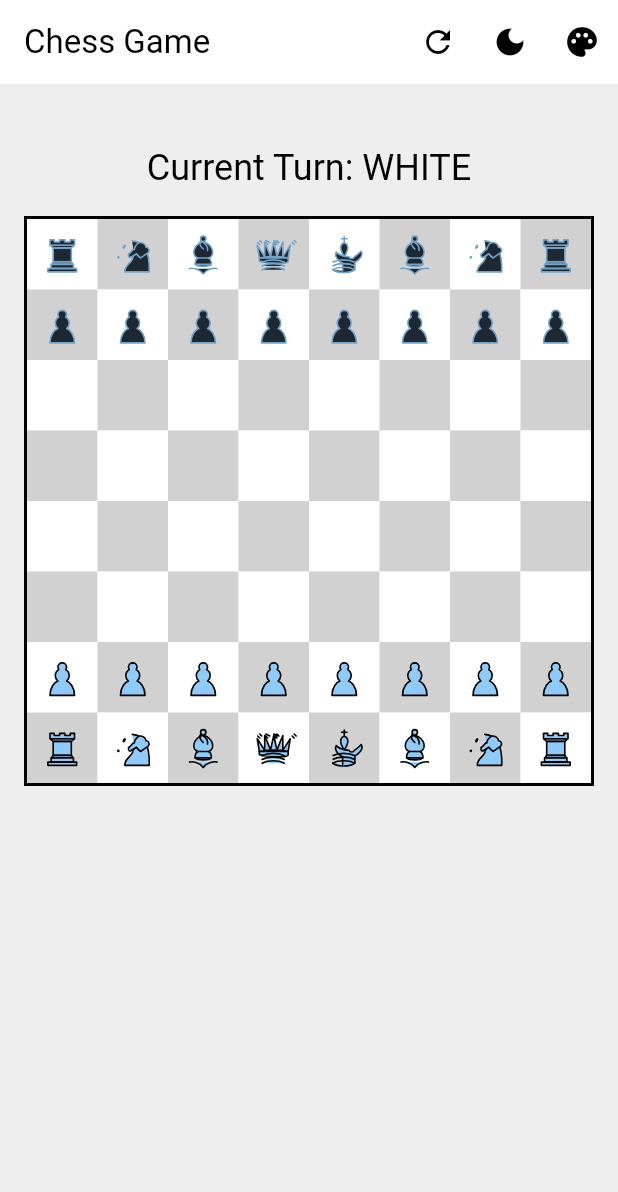
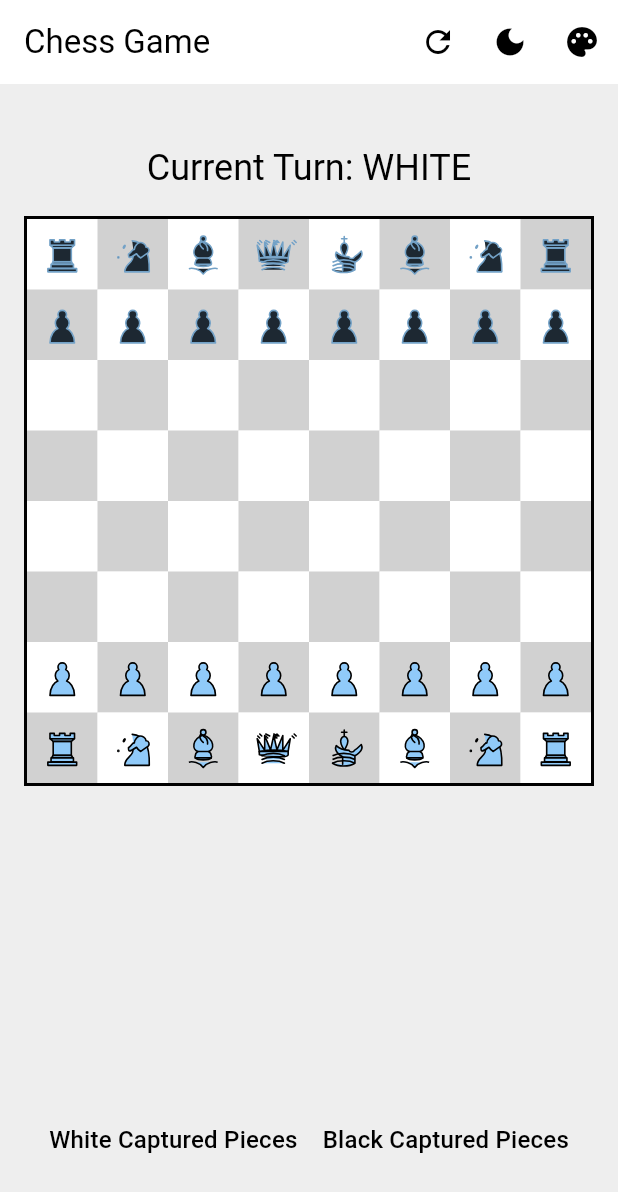
Before and after one commit to sufiyansakkeer/Chess, a Flutter app: the screen it shows after launch, on a phone screen of 412 x 824 dp. Shown: the top 1192 px of the screen. Run offline on Flutter 3.47's test engine with Material 3 defaults, Android fonts, the phone set to English and light mode, and no system bars; our stand-ins replace flutter_svg.

Commit message:
Add captured pieces tracking and display in game page

```diff
--- a/lib/application/game_state_impl.dart
+++ b/lib/application/game_state_impl.dart
@@ -24,10 +24,18 @@ class GameStateImpl extends ChangeNotifier implements GameState {
   // representing the square a capturing pawn would move *to*.
   Position? _enPassantTargetSquare;
   final List<String> _moveHistory = [];
+  final List<PieceEntity> _whiteCapturedPieces = [];
+  final List<PieceEntity> _blackCapturedPieces = [];
 
   GameStateImpl() {
     reset();
   }
+
+  @override
+  List<PieceEntity> get whiteCapturedPieces => List.from(_whiteCapturedPieces);
+
+  @override
+  List<PieceEntity> get blackCapturedPieces => List.from(_blackCapturedPieces);
 
   @override
   List<List<PieceEntity?>> get board =>
@@ -269,6 +277,16 @@ class GameStateImpl extends ChangeNotifier implements GameState {
 
     _currentTurn = opponentColor; // Switch turn
     _moveHistory.add(moveNotation);
+
+    // Add captured piece to captured pieces list
+    if (capturedPiece != null) {
+      if (capturedPiece.color == PieceColor.white) {
+        _whiteCapturedPieces.add(capturedPiece);
+      } else {
+        _blackCapturedPieces.add(capturedPiece);
+      }
+    }
+
     notifyListeners();
     // print("Move successful: ${piece.type} from $from to $to. Turn: $_currentTurn");
     return true;
--- a/lib/domain/entities/game_state.dart
+++ b/lib/domain/entities/game_state.dart
@@ -20,4 +20,6 @@ abstract class GameState {
   // );
   void reset();
   List<String> getMoveHistory();
+  List<PieceEntity> get whiteCapturedPieces;
+  List<PieceEntity> get blackCapturedPieces;
 }
--- a/lib/main.dart
+++ b/lib/main.dart
@@ -32,6 +32,7 @@ class ChessApp extends StatelessWidget {
     return Consumer<ThemeProvider>(
       builder: (context, themeProvider, _) {
         return MaterialApp(
+          debugShowCheckedModeBanner: false,
           navigatorKey: navigatorKey,
           title: 'Chess Game',
           theme: themeProvider.getThemeData().copyWith(
--- a/lib/presentation/pages/game_page.dart
+++ b/lib/presentation/pages/game_page.dart
@@ -1,5 +1,6 @@
 import 'package:flutter/material.dart';
 import 'package:provider/provider.dart';
+import 'package:flutter_svg/flutter_svg.dart';
 import '../../application/game_state_impl.dart';
 import '../presenters/game_presenter.dart';
 import '../widgets/chess_board.dart';
@@ -135,6 +136,25 @@ class GamePage extends StatelessWidget {
                         },
                       ),
                     ),
+                    const SizedBox(height: 16),
+                    Consumer<GamePresenter>(
+                      builder:
+                          (context, presenter, _) => Row(
+                            mainAxisAlignment: MainAxisAlignment.spaceEvenly,
+                            children: [
+                              _buildCapturedPieces(
+                                context,
+                                presenter.gameState.whiteCapturedPieces,
+                                'White',
+                              ),
+                              _buildCapturedPieces(
+                                context,
+                                presenter.gameState.blackCapturedPieces,
+                                'Black',
+                              ),
+                            ],
+                          ),
+                    ),
                   ],
                 ),
               ),
@@ -144,4 +164,27 @@ class GamePage extends StatelessWidget {
       ),
     );
   }
+
+  Widget _buildCapturedPieces(BuildContext context, List pieces, String color) {
+    return Column(
+      children: [
+        Text(
+          '$color Captured Pieces',
+          style: Theme.of(context).textTheme.titleMedium,
+        ),
+        Wrap(
+          children:
+              pieces.map((piece) {
+                return SizedBox(
+                  width: 30,
+                  height: 30,
+                  child: SvgPicture.asset(
+                    'assets/${piece.color.toString().split('.').last}_${piece.type.toString().split('.').last}.svg',
+                  ),
+                );
+              }).toList(),
+        ),
+      ],
+    );
+  }
 }
```
